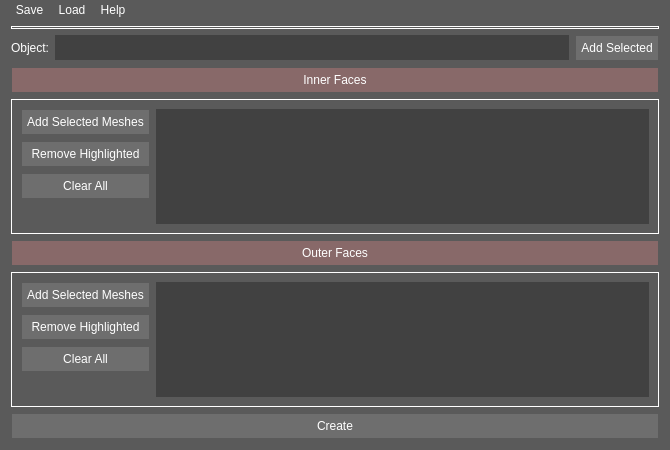
This is 5_app/UI/singleSidedGeoUI.ui in reidBvfx/advPythonCourse as Qt 5 draws it before an edit. The edited form follows.
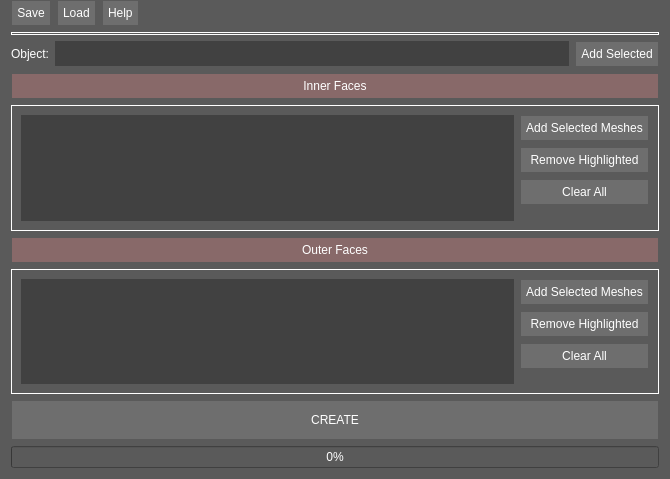
This is the edited form.

```diff
--- a/5_app/UI/singleSidedGeoUI.ui
+++ b/5_app/UI/singleSidedGeoUI.ui
@@ -7,7 +7,7 @@
     <x>0</x>
     <y>0</y>
     <width>670</width>
-    <height>450</height>
+    <height>479</height>
    </rect>
   </property>
   <property name="windowTitle">
@@ -85,36 +85,30 @@
       <number>0</number>
      </property>
      <item>
-      <widget class="QToolButton" name="toolBtnSave">
+      <widget class="QPushButton" name="btnSave">
        <property name="text">
         <string>Save</string>
        </property>
       </widget>
      </item>
      <item>
-      <widget class="QToolButton" name="toolBtnTools">
+      <widget class="QPushButton" name="btnLoad">
        <property name="styleSheet">
         <string notr="true">text-align: left;</string>
        </property>
        <property name="text">
         <string>Load</string>
        </property>
-       <property name="popupMode">
-        <enum>QToolButton::InstantPopup</enum>
-       </property>
       </widget>
      </item>
      <item>
-      <widget class="QToolButton" name="toolBtnHelp">
+      <widget class="QPushButton" name="toolBtnHelp">
        <property name="styleSheet">
         <string notr="true">text-align: left;</string>
        </property>
        <property name="text">
         <string>Help</string>
        </property>
-       <property name="popupMode">
-        <enum>QToolButton::InstantPopup</enum>
-       </property>
       </widget>
      </item>
      <item>
@@ -211,6 +205,9 @@
           <property name="bottomMargin">
            <number>0</number>
           </property>
+          <item>
+           <widget class="QListWidget" name="listInner"/>
+          </item>
           <item>
            <layout class="QVBoxLayout" name="verticalLayout_3">
             <item>
@@ -249,9 +246,6 @@
             </item>
            </layout>
           </item>
-          <item>
-           <widget class="QListWidget" name="listInner"/>
-          </item>
          </layout>
         </item>
        </layout>
@@ -291,6 +285,9 @@
           <property name="bottomMargin">
            <number>0</number>
           </property>
+          <item>
+           <widget class="QListWidget" name="listOuter"/>
+          </item>
           <item>
            <layout class="QVBoxLayout" name="verticalLayout_8">
             <item>
@@ -329,9 +326,6 @@
             </item>
            </layout>
           </item>
-          <item>
-           <widget class="QListWidget" name="listOuter"/>
-          </item>
          </layout>
         </item>
        </layout>
@@ -342,14 +336,27 @@
    <item>
     <layout class="QVBoxLayout" name="vl_Ghosting" stretch="0">
      <item>
-      <layout class="QVBoxLayout" name="verticalLayout_5" stretch="1">
+      <layout class="QVBoxLayout" name="verticalLayout_5" stretch="1,0">
        <property name="bottomMargin">
         <number>0</number>
        </property>
        <item>
         <widget class="QPushButton" name="btnCreate">
+         <property name="minimumSize">
+          <size>
+           <width>0</width>
+           <height>40</height>
+          </size>
+         </property>
          <property name="text">
-          <string>Create</string>
+          <string>CREATE</string>
+         </property>
+        </widget>
+       </item>
+       <item>
+        <widget class="QProgressBar" name="progressBar">
+         <property name="value">
+          <number>0</number>
          </property>
         </widget>
        </item>
```
